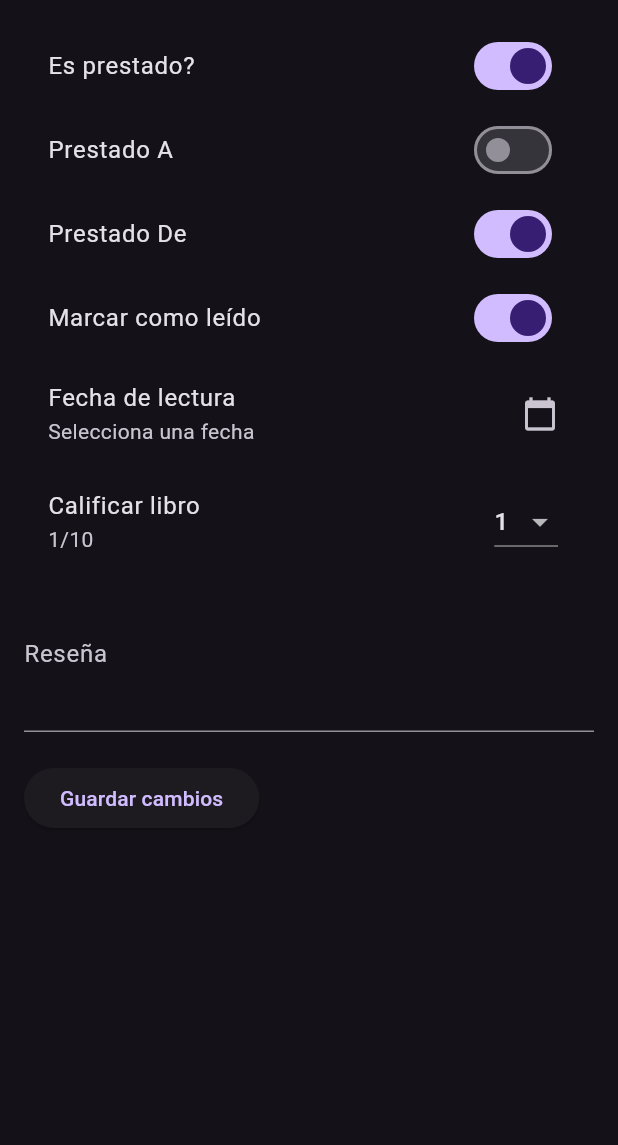
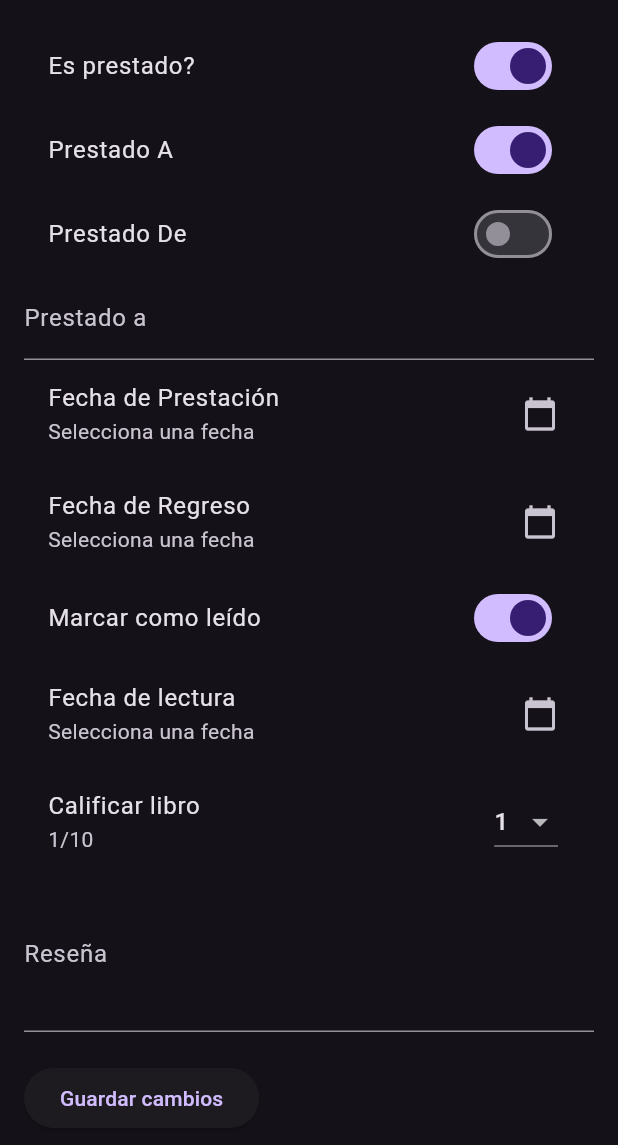
Before and after one commit to NachoSwift130901/app_libros, a Flutter app: the EditarLibroModal widget shown alone on an empty page, opened directly with empty values, after a tap on "Es prestado?", after a tap on "Prestado A", on a phone screen of 412 x 824 dp. Shown: the top 1145 px of the screen. Run offline on Flutter 3.47's test engine with Material 3 defaults, Android fonts, the phone set to English and light mode, and no system bars; our stand-ins replace bloc, charts_flutter, equatable, flutter_bloc, sqflite, sqflite_common_ffi_web; accounts and stored records are empty.

Commit message:
Se ve correctamente cuando el libro es prestado a o prestado de en editar

```diff
--- a/lib/main.dart
+++ b/lib/main.dart
@@ -527,7 +527,7 @@ class _AgregarModalState extends State<AgregarModal> {
               onChanged: (bool value) {
                 setState(() {
                   _isLeido = value;
-                  if(value) {
+                  if (value) {
                     _rating = 1;
                   }
                 });
@@ -857,14 +857,16 @@ class _DetalleLibroMisLibrosPageState extends State<DetalleLibroMisLibrosPage> {
                     infoPrestacion.prestadoA!.isNotEmpty) ...[
                   Text('Prestado a: ${infoPrestacion.prestadoA}',
                       style: const TextStyle(fontSize: 18)),
-                  Text('Fecha prestacion : ${DateFormat.yMd().format(DateTime.parse(infoPrestacion.fechaPrestacion!))}',
+                  Text(
+                      'Fecha prestacion : ${DateFormat.yMd().format(DateTime.parse(infoPrestacion.fechaPrestacion!))}',
                       style: const TextStyle(fontSize: 18)),
                 ],
                 if (infoPrestacion.prestadoDe != null &&
                     infoPrestacion.prestadoDe!.isNotEmpty) ...[
                   Text('Prestado de: ${infoPrestacion.prestadoDe}',
                       style: const TextStyle(fontSize: 18)),
-                  Text('Fecha prestacion : ${DateFormat.yMd().format(DateTime.parse(infoPrestacion.fechaPrestacion!))}',
+                  Text(
+                      'Fecha prestacion : ${DateFormat.yMd().format(DateTime.parse(infoPrestacion.fechaPrestacion!))}',
                       style: const TextStyle(fontSize: 18)),
                 ],
               ]
@@ -925,20 +927,34 @@ class _EditarLibroModalState extends State<EditarLibroModal> {
   DateTime? _fechaPrestacion;
   DateTime? _fechaRegreso;
 
+  late TextEditingController _prestadoAController;
+  late TextEditingController _prestadoDeController;
+  late TextEditingController _resenaController;
+
   @override
   void initState() {
     super.initState();
     _isLeido = widget.libro.fechaLectura != null;
     _isPrestado = widget.libro.esPrestado;
-    _isPrestadoA = widget.libro.prestadoA != null;
-    _isPrestadoDe = widget.libro.prestadoDe != null;
+
+    // Evaluar los campos de InfoPrestacion para determinar el estado inicial
+    _isPrestadoA = widget.infoPrestacion.prestadoA != null && widget.infoPrestacion.prestadoA!.isNotEmpty;
+    _isPrestadoDe = widget.infoPrestacion.prestadoDe != null && widget.infoPrestacion.prestadoDe!.isNotEmpty;
+
     _fechaSeleccionada = _parseFecha(widget.libro.fechaLectura);
-    _rating = widget.libro.rating != null && widget.libro.rating! > 0 ? widget.libro.rating! : 1;
+    _rating = widget.libro.rating != null && widget.libro.rating! > 0
+        ? widget.libro.rating!
+        : 1;
     _prestadoA = widget.infoPrestacion.prestadoA ?? '';
     _prestadoDe = widget.infoPrestacion.prestadoDe ?? '';
     _resena = widget.libro.critica;
     _fechaPrestacion = _parseFecha(widget.infoPrestacion.fechaPrestacion);
     _fechaRegreso = _parseFecha(widget.infoPrestacion.fechaRegreso);
+
+    // Inicializar controladores
+    _prestadoAController = TextEditingController(text: _prestadoA);
+    _prestadoDeController = TextEditingController(text: _prestadoDe);
+    _resenaController = TextEditingController(text: _resena);
   }
 
   DateTime? _parseFecha(String? fecha) {
@@ -1077,10 +1093,39 @@ class _EditarLibroModalState extends State<EditarLibroModal> {
                 if (_isPrestadoA) ...[
                   TextField(
                     decoration: const InputDecoration(labelText: 'Prestado a'),
-                    controller: TextEditingController(text: _prestadoA),
+                    controller: _prestadoAController,
                     onChanged: (value) {
                       setState(() {
                         _prestadoA = value;
+                      });
+                    },
+                  ),
+                  ListTile(
+                    title: const Text('Fecha de Prestación'),
+                    subtitle: Text(_fechaPrestacion == null
+                        ? 'Selecciona una fecha'
+                        : DateFormat.yMMMd().format(_fechaPrestacion!)),
+                    trailing: const Icon(Icons.calendar_today),
+                    onTap: () => seleccionarFecha(context, _fechaPrestacion,
+                        (picked) => _fechaPrestacion = picked),
+                  ),
+                  ListTile(
+                    title: const Text('Fecha de Regreso'),
+                    subtitle: Text(_fechaRegreso == null
+                        ? 'Selecciona una fecha'
+                        : DateFormat.yMMMd().format(_fechaRegreso!)),
+                    trailing: const Icon(Icons.calendar_today),
+                    onTap: () => seleccionarFecha(context, _fechaRegreso,
+                        (picked) => _fechaRegreso = picked),
+                  ),
+                ],
+                if (_isPrestadoDe) ...[
+                  TextField(
+                    decoration: const InputDecoration(labelText: 'Prestado de'),
+                    controller: _prestadoDeController,
+                    onChanged: (value) {
+                      setState(() {
+                        _prestadoDe = value;
                       });
                     },
                   ),
@@ -1109,7 +1154,7 @@ class _EditarLibroModalState extends State<EditarLibroModal> {
                   onChanged: (bool value) {
                     setState(() {
                       _isLeido = value;
-                      if(value = false) {
+                      if (value = false) {
                         _rating = 0;
                       }
                     });
@@ -1150,7 +1195,7 @@ class _EditarLibroModalState extends State<EditarLibroModal> {
                       labelText: 'Reseña',
                     ),
                     maxLines: 3,
-                    controller: TextEditingController(text: _resena),
+                    controller: _resenaController,
                     onChanged: (value) {
                       setState(() {
                         _resena = value;
```
